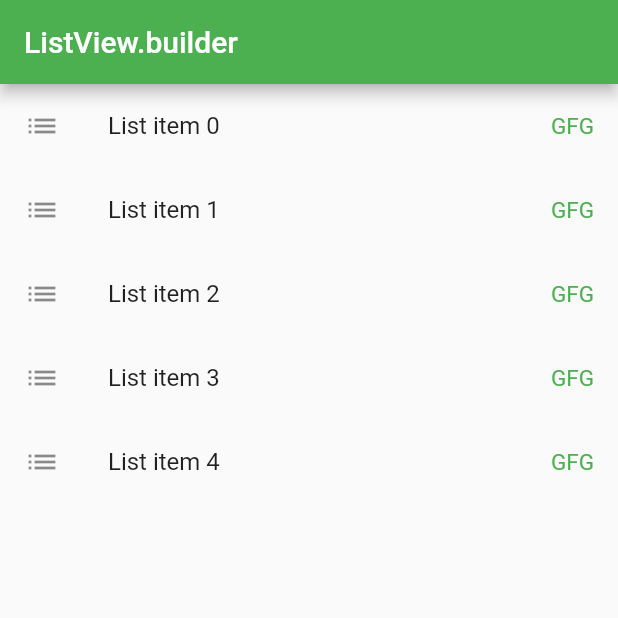
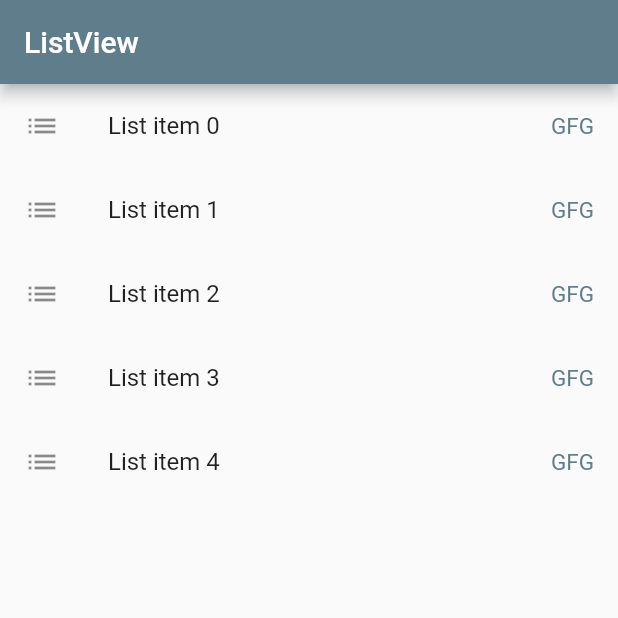
Before and after one commit to prathambhandari/Listview, a Flutter app: the screen it shows after launch, on a phone screen of 412 x 824 dp, the top half of it. Run offline on Flutter 3.47's test engine with Material 2 defaults, Android fonts, the phone set to English and light mode, and no system bars.

Commit message:
changed color

```diff
--- a/lib/main.dart
+++ b/lib/main.dart
@@ -8,8 +8,8 @@ class MyApp extends StatelessWidget {
   @override
   Widget build(BuildContext context) {
     return new MaterialApp(
-        title: "ListView.builder",
-        theme: new ThemeData(primarySwatch: Colors.green),
+        title: "ListView",
+        theme: new ThemeData(primarySwatch: Colors.blueGrey),
         debugShowCheckedModeBanner: false,
         home: new ListViewBuilder());
   }
@@ -19,7 +19,7 @@ class ListViewBuilder extends StatelessWidget {
   @override
   Widget build(BuildContext context) {
     return Scaffold(
-      appBar: AppBar(title: Text("ListView.builder")),
+      appBar: AppBar(title: Text("ListView")),
       body: ListView.builder(
           itemCount: 5,
           itemBuilder: (BuildContext context, int index) {
@@ -27,7 +27,7 @@ class ListViewBuilder extends StatelessWidget {
                 leading: Icon(Icons.list),
                 trailing: Text(
                   "GFG",
-                  style: TextStyle(color: Colors.green, fontSize: 15),
+                  style: TextStyle(color: Colors.blueGrey, fontSize: 15),
                 ),
                 title: Text("List item $index"));
           }),
```
Also changed, not shown: 11 other files.
